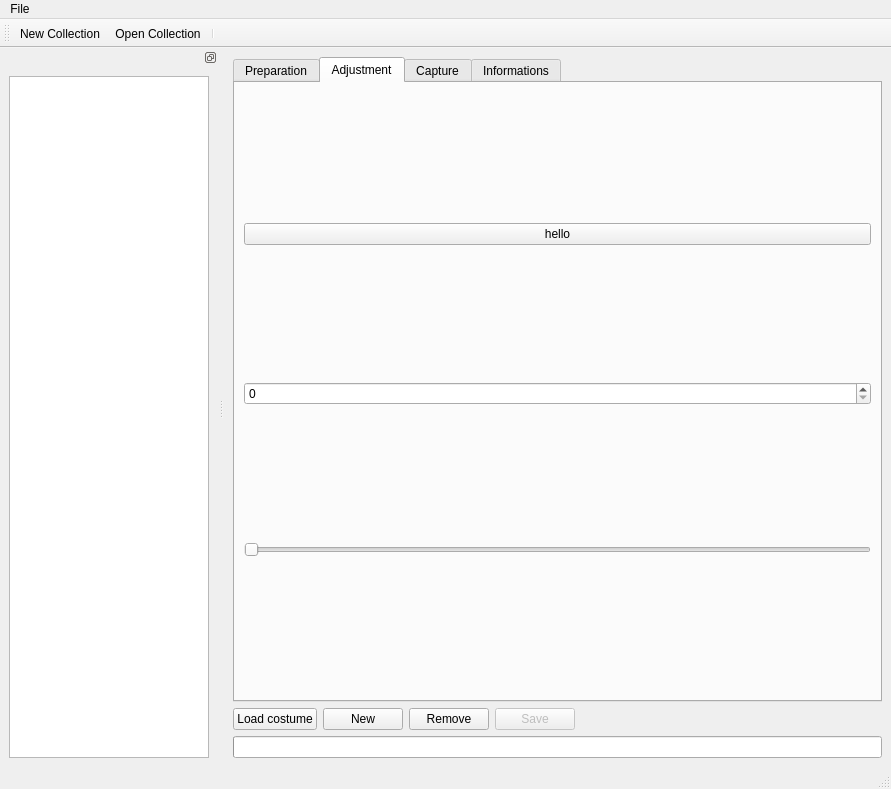
Old version of the form pc/master/mainwindow.ui in the repository plule/pfe-costumes.
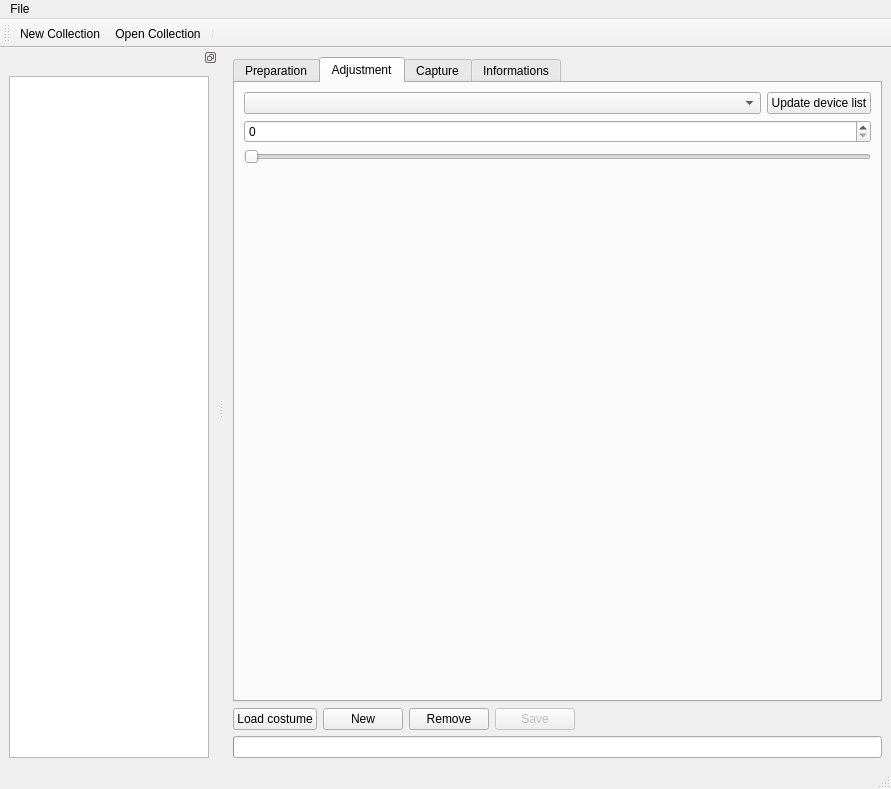
New version of the form. Icons and pictures are not drawn. Custom widgets are drawn as their Qt base class.

The edit to the form file:
```diff
--- a/pc/master/mainwindow.ui
+++ b/pc/master/mainwindow.ui
@@ -34,11 +34,25 @@
        </attribute>
        <layout class="QVBoxLayout" name="verticalLayout_4">
         <item>
+         <layout class="QHBoxLayout" name="horizontalLayout_2">
+          <item>
+           <widget class="QComboBox" name="ardListCombo">
+            <property name="sizePolicy">
+             <sizepolicy hsizetype="Expanding" vsizetype="Fixed">
+              <horstretch>0</horstretch>
+              <verstretch>0</verstretch>
+             </sizepolicy>
+            </property>
+           </widget>
+          </item>
+          <item>
          <widget class="QPushButton" name="ardHelloButton">
           <property name="text">
-           <string>hello</string>
-          </property>
-         </widget>
+             <string>Update device list</string>
+            </property>
+           </widget>
+          </item>
+         </layout>
         </item>
         <item>
          <widget class="QSpinBox" name="spinBox">
@@ -60,6 +74,19 @@
           </property>
          </widget>
         </item>
+        <item>
+         <spacer name="verticalSpacer_2">
+          <property name="orientation">
+           <enum>Qt::Vertical</enum>
+          </property>
+          <property name="sizeHint" stdset="0">
+           <size>
+            <width>20</width>
+            <height>40</height>
+           </size>
+          </property>
+         </spacer>
+        </item>
        </layout>
       </widget>
       <widget class="QWidget" name="captureTab">
```
Lines whose indentation alone changed are shown as unchanged.
